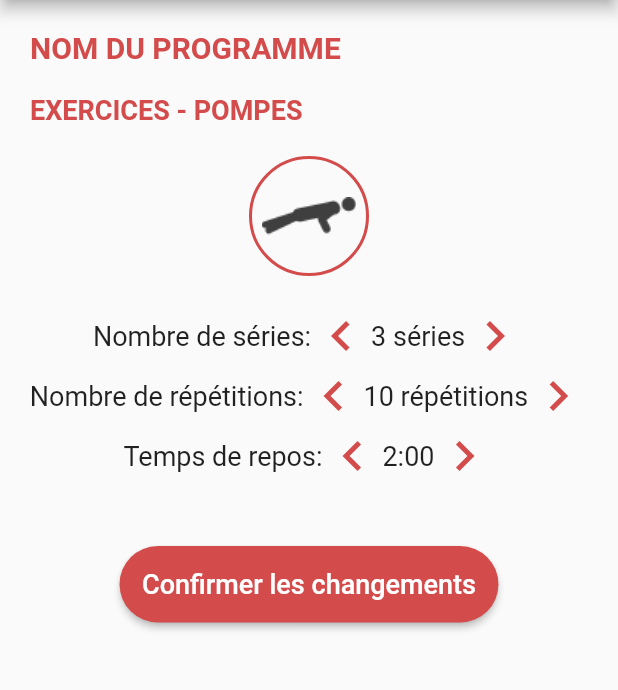
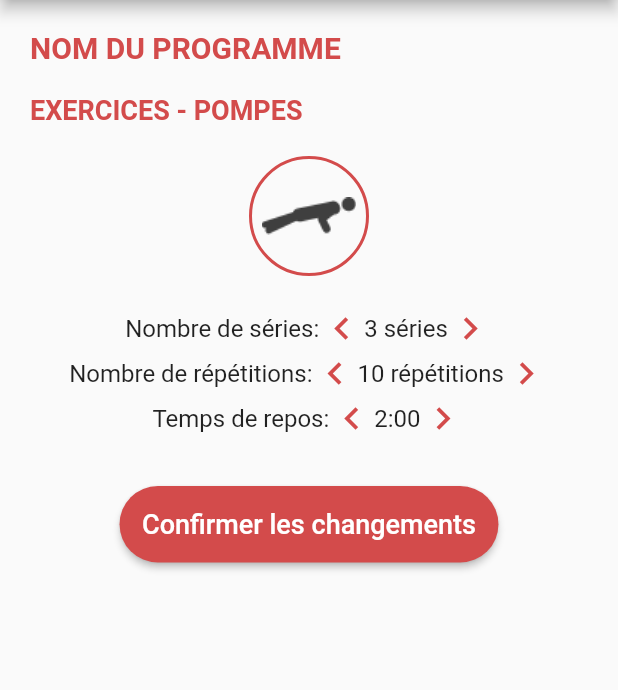
Before and after one commit to MarvinLem/phoenyx_gym, a Flutter app: the EditExercice screen opened directly, on a phone screen of 412 x 824 dp, the part 84-774 px from its top. Run offline on Flutter 3.47's test engine with Material 2 defaults, Android fonts, the phone set to English and light mode, and no system bars; our stand-ins replace flutter_datetime_picker.

Commit message:
update app responsive

```diff
--- a/lib/editExercice.dart
+++ b/lib/editExercice.dart
@@ -95,7 +95,7 @@ class EditExerciceState extends State<EditExercice> {
                             Container(
                                 child: Text("Nombre de séries:",
                                     style: TextStyle(
-                                        fontSize: 18, color: Colors.black87),
+                                        fontSize: 16, color: Colors.black87),
                                     textAlign: TextAlign.left)),
                           ],
                           crossAxisAlignment: CrossAxisAlignment.center,
@@ -113,7 +113,7 @@ class EditExerciceState extends State<EditExercice> {
                         }
                       }),
                       child: new Icon(Icons.chevron_left,
-                          size: 40, color: Color(0xFFD34B4B)),
+                          size: 30, color: Color(0xFFD34B4B)),
                     )),
                   ],
                   crossAxisAlignment: CrossAxisAlignment.center,
@@ -123,7 +123,7 @@ class EditExerciceState extends State<EditExercice> {
                   children: [
                     Container(
                       child: Text(exercice.sets.toString() + " séries",
-                          style: TextStyle(fontSize: 18, color: Colors.black87),
+                          style: TextStyle(fontSize: 16, color: Colors.black87),
                           textAlign: TextAlign.left),
                     ),
                   ],
@@ -138,7 +138,7 @@ class EditExerciceState extends State<EditExercice> {
                         exercice.sets += 1;
                       }),
                       child: new Icon(Icons.chevron_right,
-                          size: 40, color: Color(0xFFD34B4B)),
+                          size: 30, color: Color(0xFFD34B4B)),
                     )),
                   ],
                   crossAxisAlignment: CrossAxisAlignment.center,
@@ -156,7 +156,7 @@ class EditExerciceState extends State<EditExercice> {
                             Container(
                                 child: Text("Nombre de répétitions:",
                                     style: TextStyle(
-                                        fontSize: 18, color: Colors.black87),
+                                        fontSize: 16, color: Colors.black87),
                                     textAlign: TextAlign.left))
                           ],
                           crossAxisAlignment: CrossAxisAlignment.center,
@@ -174,7 +174,7 @@ class EditExerciceState extends State<EditExercice> {
                         }
                       }),
                       child: new Icon(Icons.chevron_left,
-                          size: 40, color: Color(0xFFD34B4B)),
+                          size: 30, color: Color(0xFFD34B4B)),
                     )),
                   ],
                   crossAxisAlignment: CrossAxisAlignment.center,
@@ -185,7 +185,7 @@ class EditExerciceState extends State<EditExercice> {
                     Container(
                       child: Text(
                           exercice.repetitions.toString() + " répétitions",
-                          style: TextStyle(fontSize: 18, color: Colors.black87),
+                          style: TextStyle(fontSize: 16, color: Colors.black87),
                           textAlign: TextAlign.left),
                     ),
                   ],
@@ -200,7 +200,7 @@ class EditExerciceState extends State<EditExercice> {
                         exercice.repetitions += 1;
                       }),
                       child: new Icon(Icons.chevron_right,
-                          size: 40, color: Color(0xFFD34B4B)),
+                          size: 30, color: Color(0xFFD34B4B)),
                     )),
                   ],
                   crossAxisAlignment: CrossAxisAlignment.center,
@@ -218,7 +218,7 @@ class EditExerciceState extends State<EditExercice> {
                             Container(
                                 child: Text("Temps de repos:",
                                     style: TextStyle(
-                                        fontSize: 18, color: Colors.black87),
+                                        fontSize: 16, color: Colors.black87),
                                     textAlign: TextAlign.left))
                           ],
                           crossAxisAlignment: CrossAxisAlignment.center,
@@ -238,7 +238,7 @@ class EditExerciceState extends State<EditExercice> {
                         }
                       }),
                       child: new Icon(Icons.chevron_left,
-                          size: 40, color: Color(0xFFD34B4B)),
+                          size: 30, color: Color(0xFFD34B4B)),
                     )),
                   ],
                   crossAxisAlignment: CrossAxisAlignment.center,
@@ -254,7 +254,7 @@ class EditExerciceState extends State<EditExercice> {
                               .replaceAll(".5", ":30")
                               .replaceAll(".75", ":45")
                               .replaceAll(".0", ":00"),
-                          style: TextStyle(fontSize: 18, color: Colors.black87),
+                          style: TextStyle(fontSize: 16, color: Colors.black87),
                           textAlign: TextAlign.left),
                     ),
                   ],
@@ -273,7 +273,7 @@ class EditExerciceState extends State<EditExercice> {
                         }
                       }),
                       child: new Icon(Icons.chevron_right,
-                          size: 40, color: Color(0xFFD34B4B)),
+                          size: 30, color: Color(0xFFD34B4B)),
                     )),
                   ],
                   crossAxisAlignment: CrossAxisAlignment.center,
@@ -295,7 +295,7 @@ class EditExerciceState extends State<EditExercice> {
                     shape: RoundedRectangleBorder(
                         borderRadius: BorderRadius.circular(50))),
                 alignment: Alignment.center,
-                margin: new EdgeInsets.only(top: 40.0, bottom: 30),
+                margin: new EdgeInsets.only(top: 30.0, bottom: 30),
               ),
             ],
             mainAxisAlignment: MainAxisAlignment.center,
--- a/lib/home.dart
+++ b/lib/home.dart
@@ -69,28 +69,28 @@ class Home extends StatelessWidget {
                             border: Border.all(color: Color(0xFFD34B4B)),
                             shape: BoxShape.circle),
                         constraints:
-                            BoxConstraints(minWidth: 36.0, minHeight: 36.0),
+                            BoxConstraints(minWidth: 33.0, minHeight: 33.0),
                         margin: new EdgeInsets.only(top: 5),
-                        padding: new EdgeInsets.all(17),
+                        padding: new EdgeInsets.all(15),
                       ),
                     ]),
                     Column(children: [
                       Row(children: [
                         Container(
                             child: Text("Nom du programme",
-                                style: TextStyle(fontSize: 14, color: Colors.black87)),
+                                style: TextStyle(fontSize: 12, color: Colors.black87)),
                             margin: new EdgeInsets.only(left: 8, top: 5)),
                       ]),
                       Row(children: [
                         Container(
                             child: Text("Entrainements pectoraux",
-                                style: TextStyle(fontSize: 14, color: Colors.black87)),
+                                style: TextStyle(fontSize: 12, color: Colors.black87)),
                             margin: new EdgeInsets.only(left: 8, top: 10.0))
                       ]),
                       Row(children: [
                         Container(
                             child: Text("17:00 -> 18:00",
-                                style: TextStyle(fontSize: 14, color: Colors.black87)),
+                                style: TextStyle(fontSize: 12, color: Colors.black87)),
                             margin: new EdgeInsets.only(left: 8, top: 10.0)),
                       ])
                     ],crossAxisAlignment: CrossAxisAlignment.start,
```
Also changed, not shown: 4 other files.
